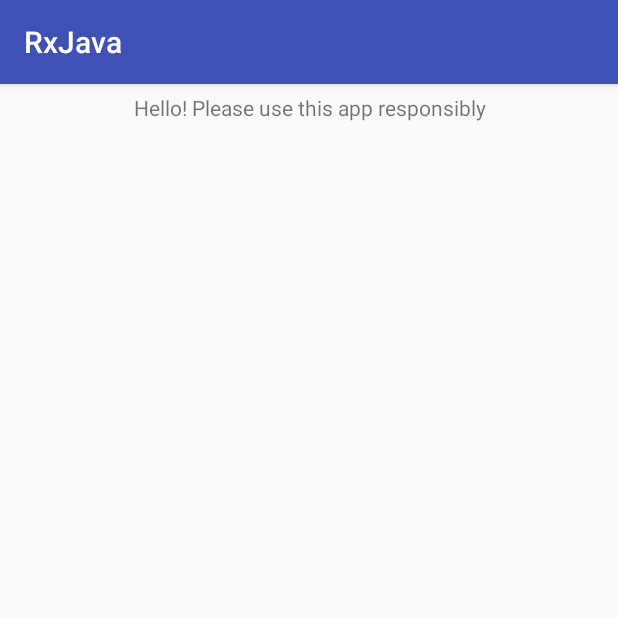
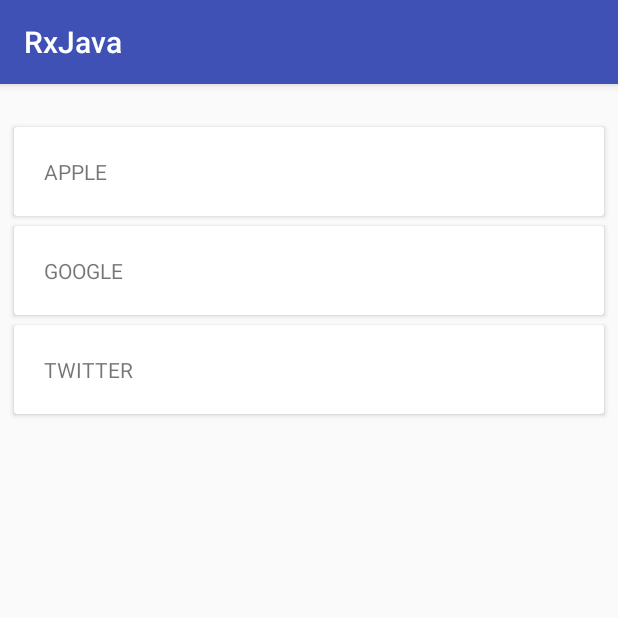
Before and after one commit to BrayoKane/RxJava, an Android app: the screen it shows after launch (MainActivity), on a phone screen of 412 x 824 dp, the top half of it. Run offline under Robolectric (Android 15) with nearby library versions, the phone set to English and light mode, and no system bars; our stand-ins replace ButterKnife, RxJava.

Commit message:
updated observable component

```diff
--- a/app/src/main/java/com/example/android/rxjava/MainActivity.java
+++ b/app/src/main/java/com/example/android/rxjava/MainActivity.java
@@ -30,13 +30,19 @@ public class MainActivity extends AppCompatActivity {
         stockDataAdapter = new StockDataAdapter();
         recyclerView.setAdapter(stockDataAdapter);
 
-        Observable.just("Hello! Please use this app responsibly")
+//        Observable.just("Hello! Please use this app responsibly")
+//                .subscribe(new Consumer<String>() {
+//                    @Override
+//                    public void accept(String s) throws Exception {
+//                        helloText.setText(s);
+//                    }
+//                });
+        Observable.just("APPLE", "GOOGLE", "TWITTER")
                 .subscribe(new Consumer<String>() {
                     @Override
-                    public void accept(String s) throws Exception {
-                        helloText.setText(s);
+                    public void accept(String stockSymbol) throws Exception {
+                        stockDataAdapter.add(stockSymbol);
                     }
                 });
     }
-
 }
```
